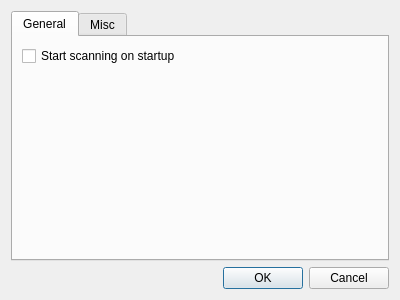
Qt form SettingsDialog.ui (vulevu121/PhotosUploader) before a commit.
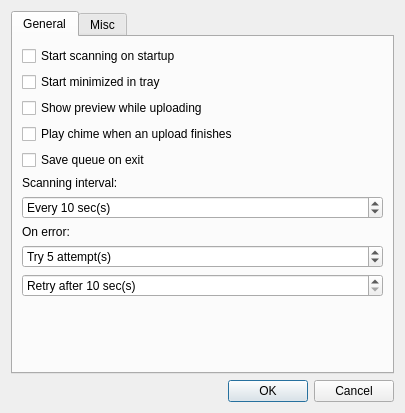
The same form after that commit. Icons and pictures are not drawn.

Commit message: Added queue buttons and table/model connections

Diff of the .ui file:
```diff
--- a/SettingsDialog.ui
+++ b/SettingsDialog.ui
@@ -6,8 +6,8 @@
    <rect>
     <x>0</x>
     <y>0</y>
-    <width>400</width>
-    <height>300</height>
+    <width>405</width>
+    <height>413</height>
    </rect>
   </property>
   <property name="windowTitle">
@@ -35,6 +35,99 @@
          </property>
         </widget>
        </item>
+       <item>
+        <widget class="QCheckBox" name="checkBox_2">
+         <property name="text">
+          <string>Start minimized in tray</string>
+         </property>
+        </widget>
+       </item>
+       <item>
+        <widget class="QCheckBox" name="checkBox_3">
+         <property name="text">
+          <string>Show preview while uploading</string>
+         </property>
+        </widget>
+       </item>
+       <item>
+        <widget class="QCheckBox" name="checkBox_4">
+         <property name="text">
+          <string>Play chime when an upload finishes</string>
+         </property>
+        </widget>
+       </item>
+       <item>
+        <widget class="QCheckBox" name="checkBox_5">
+         <property name="text">
+          <string>Save queue on exit</string>
+         </property>
+        </widget>
+       </item>
+       <item>
+        <widget class="QLabel" name="label_2">
+         <property name="text">
+          <string>Scanning interval:</string>
+         </property>
+        </widget>
+       </item>
+       <item>
+        <widget class="QSpinBox" name="spinBox">
+         <property name="suffix">
+          <string> sec(s)</string>
+         </property>
+         <property name="prefix">
+          <string>Every </string>
+         </property>
+         <property name="minimum">
+          <number>5</number>
+         </property>
+         <property name="maximum">
+          <number>9999999</number>
+         </property>
+         <property name="value">
+          <number>10</number>
+         </property>
+        </widget>
+       </item>
+       <item>
+        <widget class="QLabel" name="label">
+         <property name="text">
+          <string>On error:</string>
+         </property>
+        </widget>
+       </item>
+       <item>
+        <widget class="QSpinBox" name="spinBox_3">
+         <property name="suffix">
+          <string> attempt(s)</string>
+         </property>
+         <property name="prefix">
+          <string>Try </string>
+         </property>
+         <property name="minimum">
+          <number>1</number>
+         </property>
+         <property name="value">
+          <number>5</number>
+         </property>
+        </widget>
+       </item>
+       <item>
+        <widget class="QSpinBox" name="spinBox_2">
+         <property name="suffix">
+          <string> sec(s)</string>
+         </property>
+         <property name="prefix">
+          <string>Retry after </string>
+         </property>
+         <property name="minimum">
+          <number>10</number>
+         </property>
+         <property name="maximum">
+          <number>99999</number>
+         </property>
+        </widget>
+       </item>
        <item>
         <spacer name="verticalSpacer">
          <property name="orientation">
```
The commit also changes 4 other files.
